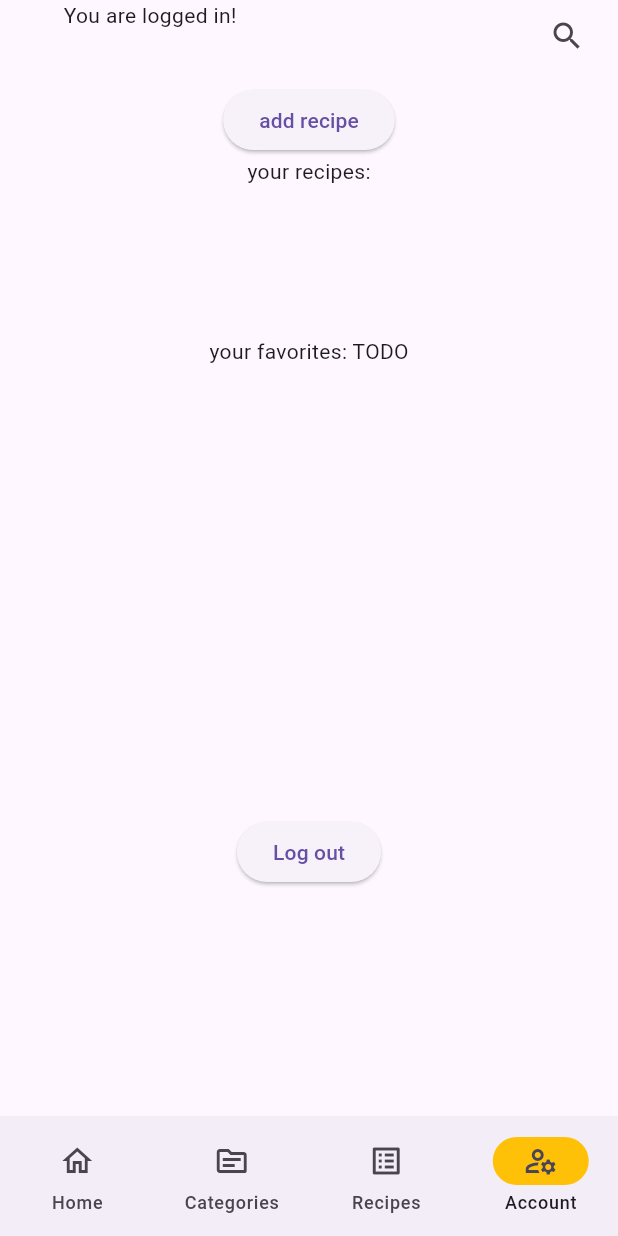
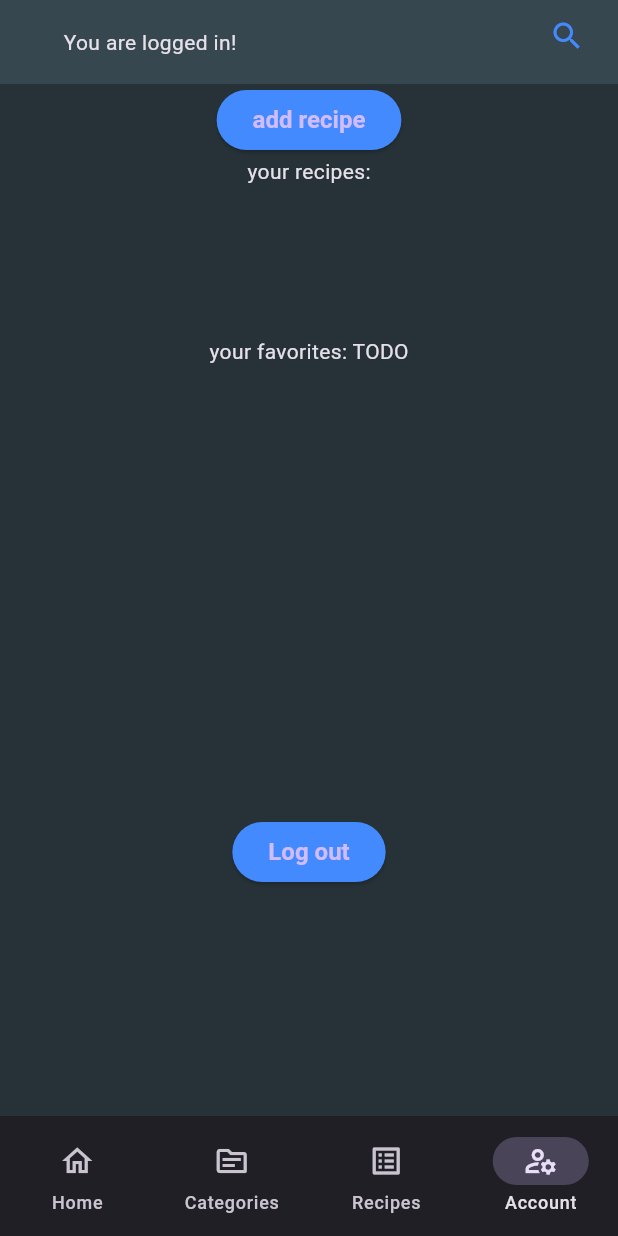
Before and after one commit to lepplaju/recipes_app, a Flutter app: the screen it shows once a user with an empty profile is signed in, item 4 of the bottom bar chosen, on a phone screen of 412 x 824 dp. Run offline on Flutter 3.47's test engine with Material 3 defaults, Android fonts, the phone set to English and light mode, and no system bars; our stand-ins replace cloud_firestore, email_validator, firebase_auth, firebase_core, flutter_riverpod, go_router and 1 more; accounts and stored records are empty.

Commit message:
theming and adding responsiveness

```diff
--- a/lib/main.dart
+++ b/lib/main.dart
@@ -8,6 +8,7 @@ import 'package:recipe_app/screens/new_recipe_choose_category.dart';
 import 'package:recipe_app/screens/new_recipe_page.dart';
 import 'package:recipe_app/screens/recipe_page.dart';
 import 'package:firebase_core/firebase_core.dart';
+import 'package:recipe_app/theme.dart';
 import 'firebase_options.dart';
 
 final GoRouter _router = GoRouter(
@@ -83,6 +84,8 @@ class StartApp extends ConsumerWidget {
     //     ));
 
     return MaterialApp.router(
-        debugShowCheckedModeBanner: false, routerConfig: _router);
+        theme: CustomTheme().getDefaultTheme(),
+        debugShowCheckedModeBanner: false,
+        routerConfig: _router);
   }
 }
--- a/lib/providers/recipe_provider.dart
+++ b/lib/providers/recipe_provider.dart
@@ -58,6 +58,8 @@ class RecipeNotifier extends StateNotifier<List<NewRecipe>> {
   }
 
   Future<NewRecipe?> fetchRandomTrending({String? previousId}) async {
+    //await _firestore.collection('recipes_collection').   //.startAfterDocument(documentSnapshot)
+
     var randomkey = _firestore.collection("recipes_collection").doc().id;
     final recipeRef = _firestore.collection("recipes_collection");
     var query = recipeRef.where("id", isGreaterThan: previousId).limit(1);
--- a/lib/screens/navigation_example_page.dart
+++ b/lib/screens/navigation_example_page.dart
@@ -64,7 +64,6 @@ class _NavigationExampleState extends ConsumerState<NavigationExample> {
               currentPageIndex = index;
             });
           },
-          indicatorColor: Colors.amber,
           selectedIndex: currentPageIndex,
           destinations: navigationDestinations //<Widget>[
           //   NavigationDestination(
--- /dev/null
+++ b/lib/theme.dart
@@ -0,0 +1,86 @@
+import 'package:flutter/material.dart';
+
+class CustomTheme {
+  // ThemeData getDefaultTheme() {
+  //   return ThemeData(
+  //       primaryColor: Colors.blue,
+  //       elevatedButtonTheme: ElevatedButtonThemeData(
+  //           style: ButtonStyle(
+  //               backgroundColor:
+  //                   MaterialStateProperty.all<Color>(Colors.lightGreenAccent),
+  //               // Foregroundcolor sets the color of the text inside the button
+  //               foregroundColor: MaterialStateProperty.all<Color>(Colors.brown),
+  //               textStyle: MaterialStateProperty.all<TextStyle>(
+  //                 TextStyle(
+  //                   fontSize: 16,
+  //                   fontWeight: FontWeight.bold,
+  //                 ),
+  //               ))));
+  // }
+
+  ThemeData getDefaultTheme() {
+    return ThemeData(
+      brightness: Brightness.dark,
+      primaryColor: Colors.blueGrey[800], // Primary color for the app
+      hintColor: Colors.blueAccent, // Accent color for buttons, etc.
+      scaffoldBackgroundColor:
+          Colors.blueGrey[900], // Background color for scaffold
+      cardColor: Colors.blueGrey[800], // Background color for cards
+      textSelectionTheme: TextSelectionThemeData(
+        selectionColor: Colors.blueAccent, // Color of selected text
+        cursorColor: Colors.blueAccent, // Color of the text cursor
+      ),
+      elevatedButtonTheme: ElevatedButtonThemeData(
+        style: ButtonStyle(
+          backgroundColor: MaterialStateProperty.all<Color>(
+              Colors.blueAccent), // Background color of ElevatedButton
+          textStyle: MaterialStateProperty.all<TextStyle>(
+            TextStyle(
+              fontSize: 16, // Font size of text in ElevatedButton
+              fontWeight:
+                  FontWeight.bold, // Font weight of text in ElevatedButton
+            ),
+          ),
+        ),
+      ),
+      textButtonTheme: TextButtonThemeData(
+        style: ButtonStyle(
+          foregroundColor: MaterialStateProperty.all<Color>(
+              Colors.blueAccent), // Color of text in TextButton
+        ),
+      ),
+      inputDecorationTheme: InputDecorationTheme(
+        fillColor: Colors.blueGrey[800], // Fill color of TextField
+        border: OutlineInputBorder(
+          // Border of TextField
+          borderSide: BorderSide(color: Colors.blueAccent),
+          borderRadius: BorderRadius.circular(8),
+        ),
+        enabledBorder: OutlineInputBorder(
+          // Border of TextField when enabled
+          borderSide: BorderSide(color: Colors.blueAccent),
+          borderRadius: BorderRadius.circular(8),
+        ),
+        focusedBorder: OutlineInputBorder(
+          // Border of TextField when focused
+          borderSide: BorderSide(color: Colors.blueAccent),
+          borderRadius: BorderRadius.circular(8),
+        ),
+      ),
+      appBarTheme: AppBarTheme(
+        color: Colors.blueGrey[800], // Background color of AppBar
+        elevation: 0, // Elevation of AppBar
+        iconTheme:
+            IconThemeData(color: Colors.blueAccent), // Color of icons in AppBar
+      ),
+      bottomNavigationBarTheme: BottomNavigationBarThemeData(
+        backgroundColor:
+            Colors.blueGrey[800], // Background color of BottomNavigationBar
+        selectedItemColor:
+            Colors.blueAccent, // Color of selected item in BottomNavigationBar
+        unselectedItemColor:
+            Colors.grey, // Color of unselected item in BottomNavigationBar
+      ),
+    );
+  }
+}
--- a/lib/widgets/custom_top_bar.dart
+++ b/lib/widgets/custom_top_bar.dart
@@ -32,13 +32,13 @@ class _CustomTopBarState extends ConsumerState<CustomTopBar> {
     return AppBar(
         leadingWidth: 200,
         centerTitle: true,
-        leading: user.value != null
-            ? const Center(
-                child: Column(children: [
-                Text('You are logged in!'),
-                //ElevatedButton(onPressed: logout, child: const Text('logout'))
-              ]))
-            : const Text("not logged in"),
+        leading: Center(
+          child: user.value != null
+              ? Text('You are logged in!')
+              //ElevatedButton(onPressed: logout, child: const Text('logout'))
+
+              : const Text("not logged in"),
+        ),
         // : ElevatedButton.icon(
         //     icon: const Icon(Icons.login),
         //     label: const Text('Login anonymously'),
@@ -50,7 +50,6 @@ class _CustomTopBarState extends ConsumerState<CustomTopBar> {
           Column(
             children: <Widget>[
               SearchAnchor(
-                  viewBackgroundColor: Colors.amber,
                   searchController: controller,
                   builder: (BuildContext context, SearchController controller) {
                     return Center(
--- a/pubspec.yaml
+++ b/pubspec.yaml
@@ -20,6 +20,8 @@ dependencies:
   email_validator: ^2.1.17
   shared_preferences: ^2.2.2
 
+
+
 dev_dependencies:
   flutter_test:
     sdk: flutter
@@ -27,3 +29,5 @@ dev_dependencies:
 
 flutter:
   uses-material-design: true
+  assets:
+    - assets/hamburger1.jpg
```
Also changed, not shown: lib/screens/login_page.dart (+8 -14 lines), lib/screens/recipes_listView.dart (+44 -24 lines), lib/screens/trending_recipe.dart (+9 -2 lines), assets/hamburger1.jpg (added).
